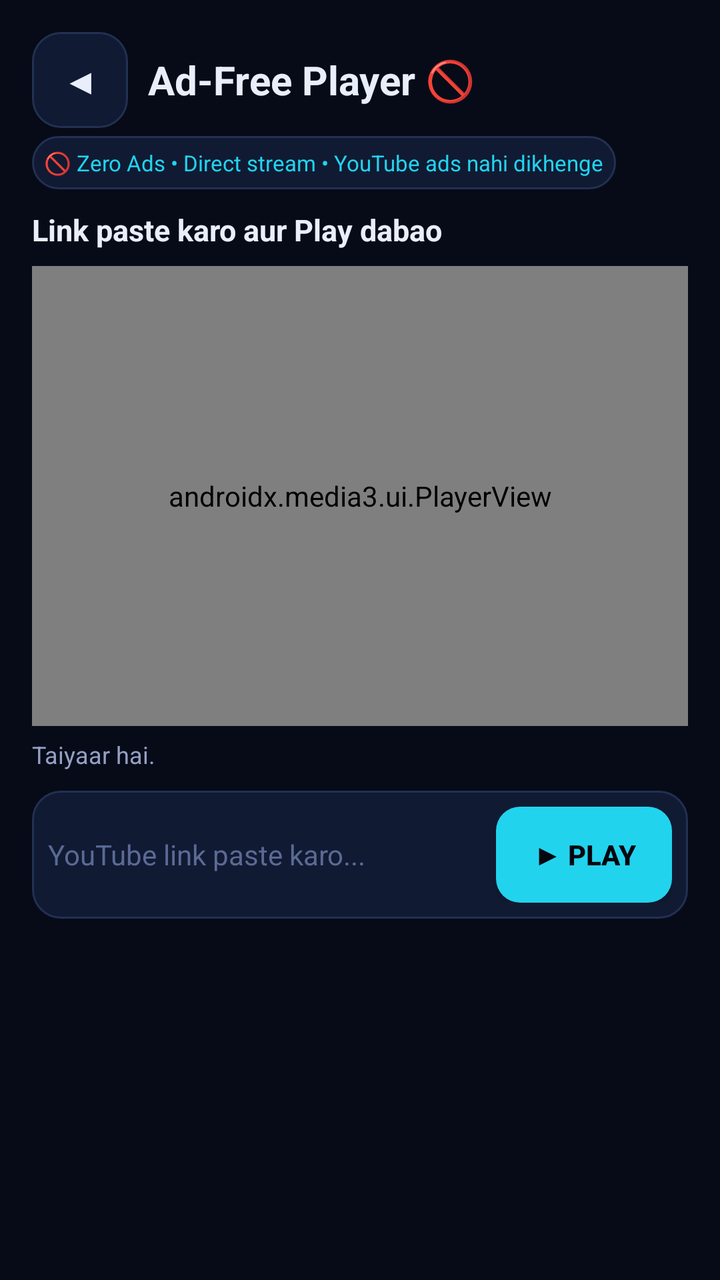
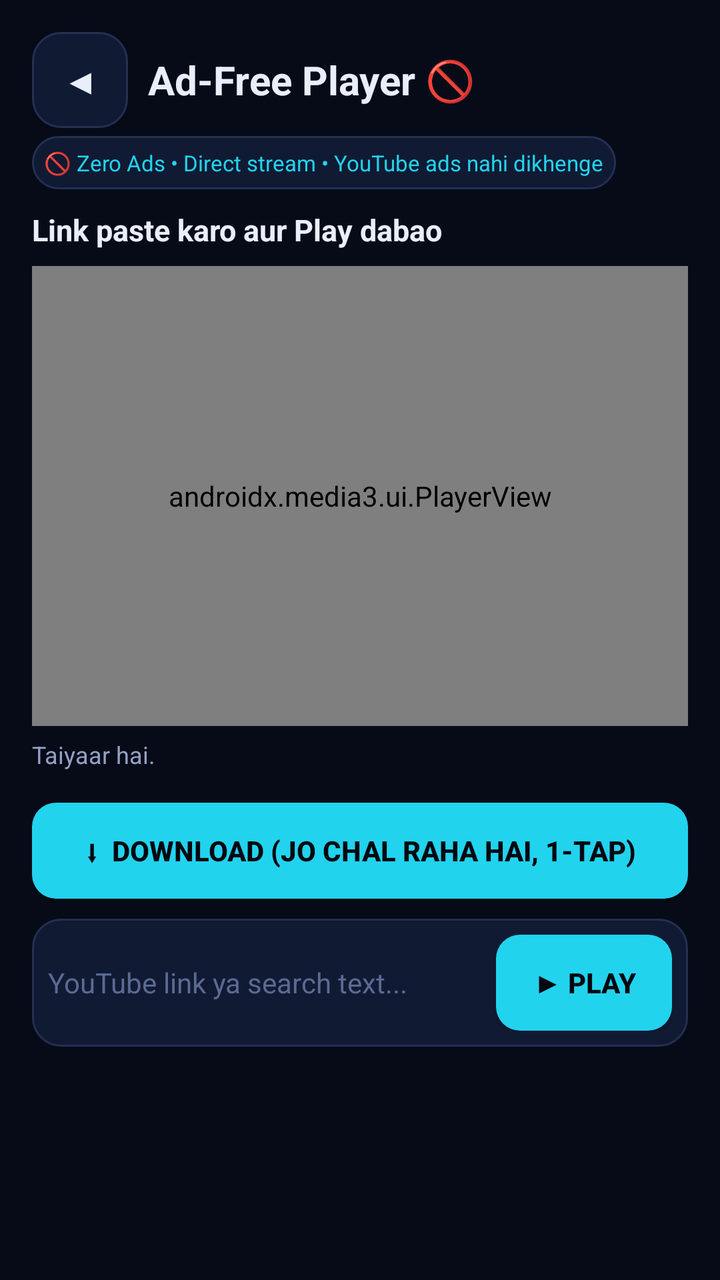

The first picture is an Android layout as it rendered before a commit; the second is the same layout after the commit. The layout source and the unified diff follow.
<!-- AndroidManifest.xml: application theme Theme.GSK -->
<!-- res/layout/activity_player.xml -->
<?xml version="1.0" encoding="utf-8"?>
<ScrollView xmlns:android="http://schemas.android.com/apk/res/android"
    xmlns:app="http://schemas.android.com/apk/res-auto"
    android:layout_width="match_parent"
    android:layout_height="match_parent"
    android:background="@color/bg"
    android:fillViewport="true">

<LinearLayout
    android:layout_width="match_parent"
    android:layout_height="wrap_content"
    android:orientation="vertical"
    android:padding="16dp">

    <LinearLayout
        android:layout_width="match_parent"
        android:layout_height="wrap_content"
        android:gravity="center_vertical"
        android:orientation="horizontal">

        <Button
            android:id="@+id/playerBackBtn"
            android:layout_width="48dp"
            android:layout_height="48dp"
            android:background="@drawable/bg_card"
            android:minWidth="0dp"
            android:text="◀"
            android:textColor="@color/txt"
            android:textSize="18sp" />

        <TextView
            android:layout_width="wrap_content"
            android:layout_height="wrap_content"
            android:layout_marginStart="10dp"
            android:text="Ad-Free Player 🚫"
            android:textColor="@color/txt"
            android:textSize="20sp"
            android:textStyle="bold" />
    </LinearLayout>

    <TextView
        android:layout_width="wrap_content"
        android:layout_height="wrap_content"
        android:layout_marginTop="4dp"
        android:background="@drawable/bg_card"
        android:padding="6dp"
        android:text="🚫 Zero Ads • Direct stream • YouTube ads nahi dikhenge"
        android:textColor="@color/accent"
        android:textSize="11sp" />

    <TextView
        android:id="@+id/playerTitle"
        android:layout_width="match_parent"
        android:layout_height="wrap_content"
        android:layout_marginTop="10dp"
        android:ellipsize="end"
        android:maxLines="2"
        android:text="Link paste karo aur Play dabao"
        android:textColor="@color/txt"
        android:textSize="15sp"
        android:textStyle="bold" />

    <FrameLayout
        android:layout_width="match_parent"
        android:layout_height="230dp"
        android:layout_marginTop="8dp"
        android:background="#000000">

        <androidx.media3.ui.PlayerView
            android:id="@+id/playerView"
            android:layout_width="match_parent"
            android:layout_height="match_parent"
            app:show_buffering="when_playing"
            app:use_controller="true" />
    </FrameLayout>

    <TextView
        android:id="@+id/playerStatus"
        android:layout_width="match_parent"
        android:layout_height="wrap_content"
        android:layout_marginTop="6dp"
        android:text="Taiyaar hai."
        android:textColor="@color/mut"
        android:textSize="12sp" />

    <LinearLayout
        android:layout_width="match_parent"
        android:layout_height="wrap_content"
        android:layout_marginTop="10dp"
        android:background="@drawable/bg_card"
        android:gravity="center_vertical"
        android:orientation="horizontal"
        android:padding="8dp">

        <EditText
            android:id="@+id/playerUrlInput"
            android:layout_width="0dp"
            android:layout_height="wrap_content"
            android:layout_weight="1"
            android:background="@null"
            android:hint="YouTube link paste karo..."
            android:imeOptions="actionGo"
            android:inputType="textUri"
            android:singleLine="true"
            android:textColor="@color/txt"
            android:textColorHint="#5B6A94"
            android:textSize="14sp" />

        <Button
            android:id="@+id/playerGoBtn"
            android:layout_width="wrap_content"
            android:layout_height="wrap_content"
            android:background="@drawable/bg_btn"
            android:text="▶ Play"
            android:textColor="#04070F"
            android:textStyle="bold" />
    </LinearLayout>

    <TextView
        android:id="@+id/playerQueueTitle"
        android:layout_width="match_parent"
        android:layout_height="wrap_content"
        android:layout_marginTop="12dp"
        android:text="Up Next (auto-play)"
        android:textColor="@color/txt"
        android:textSize="13sp"
        android:textStyle="bold"
        android:visibility="gone" />

    <LinearLayout
        android:id="@+id/playerQueueList"
        android:layout_width="match_parent"
        android:layout_height="wrap_content"
        android:layout_marginTop="4dp"
        android:orientation="vertical" />
</LinearLayout>
</ScrollView>
<!-- resources referenced by this layout -->
<resources>
  <color name="accent">#22D3EE</color>
  <color name="bg">#070B18</color>
  <color name="mut">#93A0C4</color>
  <color name="txt">#E9EEFB</color>
  <!-- drawable bg_btn (drawable) -->
  <shape xmlns:android="http://schemas.android.com/apk/res/android"
      android:shape="rectangle">
      <solid android:color="#22D3EE" />
      <corners android:radius="12dp" />
  </shape>
  <!-- drawable bg_card (drawable) -->
  <shape xmlns:android="http://schemas.android.com/apk/res/android"
      android:shape="rectangle">
      <solid android:color="@color/card" />
      <stroke android:width="1dp" android:color="@color/line" />
      <corners android:radius="14dp" />
  </shape>
  <style name="Theme.GSK" parent="Theme.AppCompat.NoActionBar">
          <item name="android:windowBackground">@color/bg</item>
          <item name="android:textColorPrimary">@color/txt</item>
          <item name="android:textColorSecondary">@color/mut</item>
          <item name="colorAccent">@color/accent</item>
      </style>
  <color name="card">#111A33</color>
  <color name="line">#223052</color>
</resources>

<!-- the commit's change to res/layout/activity_player.xml (unified diff, before → after) -->
@@ -83,6 +83,24 @@
         android:textColor="@color/mut"
         android:textSize="12sp" />
 
+    
+    <LinearLayout
+        android:id="@+id/playerQPills"
+        android:layout_width="match_parent"
+        android:layout_height="wrap_content"
+        android:layout_marginTop="8dp"
+        android:orientation="horizontal" />
+
+    <Button
+        android:id="@+id/playerDlBtn"
+        android:layout_width="match_parent"
+        android:layout_height="wrap_content"
+        android:layout_marginTop="8dp"
+        android:background="@drawable/bg_btn"
+        android:text="⬇  Download (jo chal raha hai, 1-tap)"
+        android:textColor="#04070F"
+        android:textStyle="bold" />
+
     <LinearLayout
         android:layout_width="match_parent"
         android:layout_height="wrap_content"
@@ -98,9 +116,9 @@
             android:layout_height="wrap_content"
             android:layout_weight="1"
             android:background="@null"
-            android:hint="YouTube link paste karo..."
+            android:hint="YouTube link ya search text..."
             android:imeOptions="actionGo"
-            android:inputType="textUri"
+            android:inputType="text"
             android:singleLine="true"
             android:textColor="@color/txt"
             android:textColorHint="#5B6A94"
@@ -115,6 +133,24 @@
             android:textColor="#04070F"
             android:textStyle="bold" />
     </LinearLayout>
+
+    <TextView
+        android:id="@+id/playerSearchTitle"
+        android:layout_width="match_parent"
+        android:layout_height="wrap_content"
+        android:layout_marginTop="12dp"
+        android:text="Search results"
+        android:textColor="@color/txt"
+        android:textSize="13sp"
+        android:textStyle="bold"
+        android:visibility="gone" />
+
+    <LinearLayout
+        android:id="@+id/playerSearchList"
+        android:layout_width="match_parent"
+        android:layout_height="wrap_content"
+        android:layout_marginTop="4dp"
+        android:orientation="vertical" />
 
     <TextView
         android:id="@+id/playerQueueTitle"
